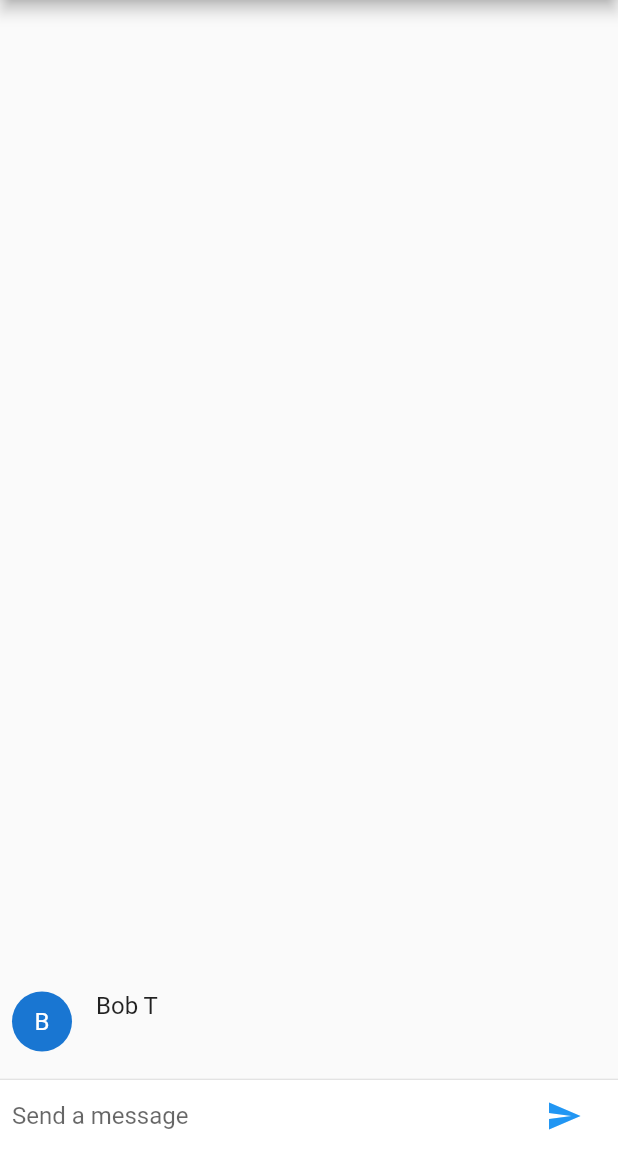
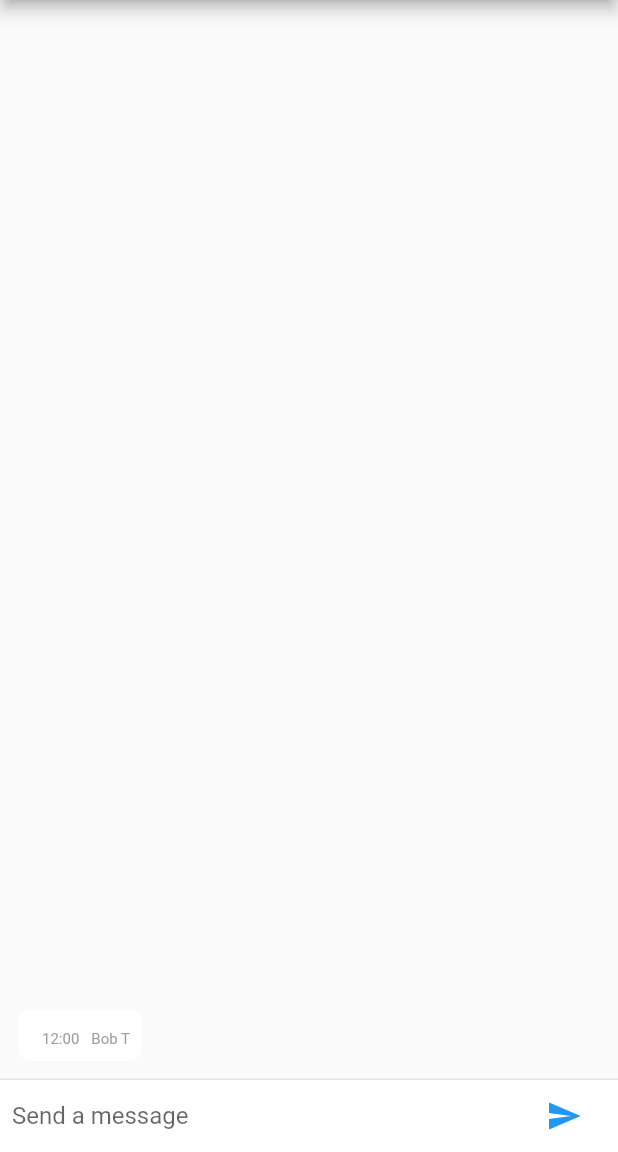
Before and after one commit to bajabob/flutter-tutorial-material-ui, a Flutter app: the screen it shows after launch, after a tap on the "send" icon, on a phone screen of 412 x 824 dp, the part 84-1236 px from its top. Run offline on Flutter 3.47's test engine with Material 2 defaults, Android fonts, the phone set to English and light mode, and no system bars.

Commit message:
animations added, text wrapping works

```diff
--- a/friendlychat/lib/main.dart
+++ b/friendlychat/lib/main.dart
@@ -10,7 +10,7 @@ class FriendlychatApp extends StatelessWidget {
   @override
   Widget build(BuildContext context) {
     return new MaterialApp(
-      title: "Friendlychat",
+      title: "Tutorial III",
       home: new ChatScreen(),
     );
   }
@@ -21,9 +21,16 @@ class ChatScreen extends StatefulWidget {
   State createState() => new ChatScreenState();
 }
 
-class ChatScreenState extends State<ChatScreen> {
+class ChatScreenState extends State<ChatScreen> with TickerProviderStateMixin {
   final List<ChatMessage> _messages = <ChatMessage>[];
   final TextEditingController _textController = new TextEditingController();
+
+  @override
+  void dispose() {
+    for (ChatMessage message in _messages)
+      message.animationController.dispose();
+    super.dispose();
+  }
 
   Widget _buildTextComposer() {
     return new IconTheme(
@@ -56,10 +63,13 @@ class ChatScreenState extends State<ChatScreen> {
     _textController.clear();
     ChatMessage message = new ChatMessage(
       text: text,
+      animationController: new AnimationController(
+          vsync: this, duration: new Duration(milliseconds: 700)),
     );
     setState(() {
       _messages.insert(0, message);
     });
+    message.animationController.forward();
   }
 
   Widget build(BuildContext context) {
@@ -87,33 +97,64 @@ class ChatScreenState extends State<ChatScreen> {
 }
 
 class ChatMessage extends StatelessWidget {
-  ChatMessage({this.text});
+  ChatMessage({this.text, this.animationController});
 
   final String text;
+  final AnimationController animationController;
 
   @override
   Widget build(BuildContext context) {
-    return new Container(
-      margin: const EdgeInsets.symmetric(vertical: 10.0),
-      child: new Row(
-        crossAxisAlignment: CrossAxisAlignment.start,
-        children: <Widget>[
-          new Container(
-            margin: const EdgeInsets.only(right: 16.0),
-            child: new CircleAvatar(child: new Text(_name[0])),
-          ),
-          new Column(
-            crossAxisAlignment: CrossAxisAlignment.start,
-            children: <Widget>[
-              new Text(_name, style: Theme.of(context).textTheme.subhead),
-              new Container(
-                margin: const EdgeInsets.only(top: 5.0),
-                child: new Text(text),
-              ),
-            ],
-          ),
-        ],
-      ),
+    return new SizeTransition(
+      //new
+      sizeFactor: new CurvedAnimation(
+          //new
+          parent: animationController,
+          curve: Curves.easeOut), //new
+      axisAlignment: 0.0, //new
+      child: Row(mainAxisAlignment: MainAxisAlignment.start,
+          //this will determine if the message should be displayed left or right
+          children: [
+            Flexible(
+              //Wrapping the container with flexible widget
+              child: Container(
+                  padding: EdgeInsets.all(8.0),
+                  margin: EdgeInsets.all(4.0),
+                  decoration: BoxDecoration(
+                      color: Colors.white,
+                      borderRadius: BorderRadius.all(Radius.circular(8.0))),
+                  child: Row(
+                    mainAxisSize: MainAxisSize.min,
+                    children: <Widget>[
+                      Flexible(
+                          //We only want to wrap the text message with flexible widget
+                          child: Container(
+                              child: Text(
+                        text,
+                      ))),
+                      SizedBox(
+                        width: 8.0,
+                      ),
+                      Padding(
+                        padding: EdgeInsets.only(top: 6.0),
+                        child: Text(
+                          "12:00",
+                          style: TextStyle(fontSize: 10.0, color: Colors.grey),
+                        ),
+                      ),
+                      SizedBox(
+                        width: 8.0,
+                      ),
+                      Padding(
+                        padding: EdgeInsets.only(top: 6.0),
+                        child: Text(
+                          _name,
+                          style: TextStyle(fontSize: 10.0, color: Colors.grey),
+                        ),
+                      ),
+                    ],
+                  )),
+            )
+          ]),
     );
   }
 }
```
